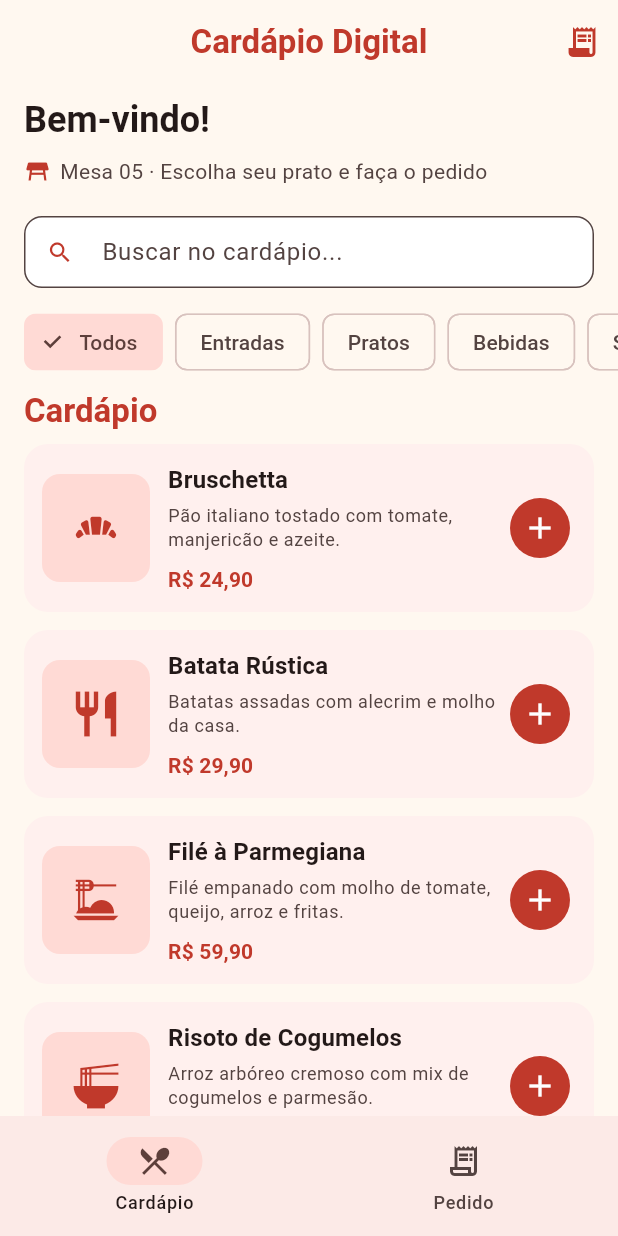
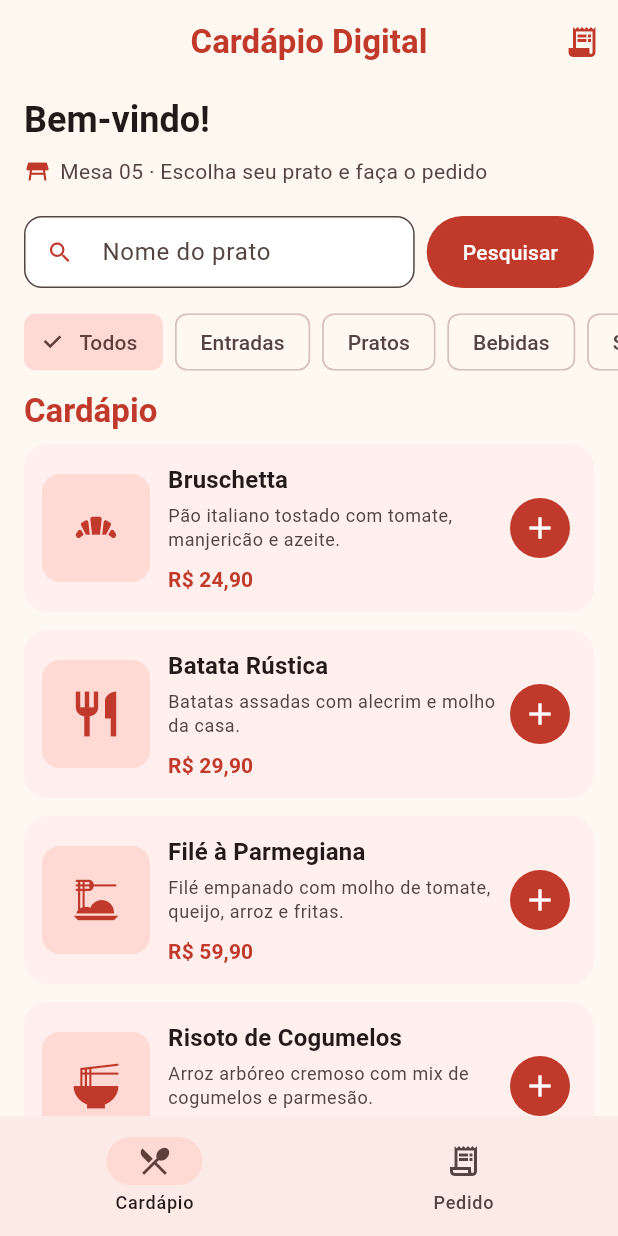
Before and after one commit to GuiMarobo/flutter-restaurant, a Flutter app: the screen it shows after launch, on a phone screen of 412 x 824 dp. Run offline on Flutter 3.47's test engine with Material 3 defaults, Android fonts, the phone set to English and light mode, and no system bars.

Commit message:
Segunda Parte - Pesquisa por nome

```diff
--- a/lib/pages/home_page.dart
+++ b/lib/pages/home_page.dart
@@ -2,6 +2,7 @@ import 'package:flutter/material.dart';
 
 import '../data/menu_data.dart';
 import '../models/menu_item.dart';
+import '../utils/search_query.dart';
 import '../widgets/menu_item_card.dart';
 import 'item_detail_page.dart';
 import 'order_page.dart';
@@ -15,13 +16,51 @@ class HomePage extends StatefulWidget {
 }
 
 class _HomePageState extends State<HomePage> {
-  String _selectedCategory = categories.first; // categoria selecionada nos chips
+  String _selectedCategory =
+      categories.first; // categoria selecionada nos chips
   final List<MenuItem> _order = []; // itens adicionados ao pedido
 
-  // Filtra os itens do cardápio pela categoria escolhida
-  List<MenuItem> get _filteredItems => _selectedCategory == 'Todos'
-      ? menuItems
-      : menuItems.where((i) => i.category == _selectedCategory).toList();
+  final _formKey = GlobalKey<FormState>();
+  final _searchController = TextEditingController();
+  String? _searchTerm; // termo válido da última pesquisa (null = sem pesquisa)
+  // Só começa a validar enquanto digita depois da primeira tentativa
+  AutovalidateMode _autovalidateMode = AutovalidateMode.disabled;
+
+  // Filtra os itens do cardápio pela categoria escolhida e pelo nome pesquisado
+  List<MenuItem> get _filteredItems => menuItems
+      .where(
+        (i) => _selectedCategory == 'Todos' || i.category == _selectedCategory,
+      )
+      .where((i) => _searchTerm == null || matchesQuery(i.name, _searchTerm!))
+      .toList();
+
+  @override
+  void dispose() {
+    _searchController.dispose();
+    super.dispose();
+  }
+
+  void _search() {
+    // Consulta inválida: mostra o erro no campo e não pesquisa
+    if (!_formKey.currentState!.validate()) {
+      setState(() => _autovalidateMode = AutovalidateMode.onUserInteraction);
+      return;
+    }
+    final term = normalizeQuery(_searchController.text);
+    setState(() {
+      _searchTerm = term;
+      _searchController.text = term; // mostra o termo já sem espaços extras
+    });
+    FocusScope.of(context).unfocus();
+  }
+
+  void _clearSearch() {
+    _searchController.clear();
+    setState(() {
+      _searchTerm = null;
+      _autovalidateMode = AutovalidateMode.disabled;
+    });
+  }
 
   double get _orderTotal => _order.fold(0, (sum, i) => sum + i.price);
 
@@ -62,7 +101,8 @@ class _HomePageState extends State<HomePage> {
         ],
       ),
       body: Column(
-        crossAxisAlignment: CrossAxisAlignment.start, // alinha os filhos à esquerda
+        crossAxisAlignment:
+            CrossAxisAlignment.start, // alinha os filhos à esquerda
         children: [
           // Cabeçalho: boas-vindas, mesa e campo de busca
           Padding(
@@ -73,38 +113,104 @@ class _HomePageState extends State<HomePage> {
               children: [
                 Text(
                   'Bem-vindo!',
-                  style: textTheme.headlineSmall
-                      ?.copyWith(fontWeight: FontWeight.bold),
+                  style: textTheme.headlineSmall?.copyWith(
+                    fontWeight: FontWeight.bold,
+                  ),
                 ),
                 Row(
                   spacing: 6,
                   children: [
-                    Icon(Icons.table_restaurant,
-                        size: 18, color: colors.primary),
+                    Icon(
+                      Icons.table_restaurant,
+                      size: 18,
+                      color: colors.primary,
+                    ),
                     Text(
                       'Mesa 05 · Escolha seu prato e faça o pedido',
-                      style: textTheme.bodyMedium
-                          ?.copyWith(color: colors.onSurfaceVariant),
+                      style: textTheme.bodyMedium?.copyWith(
+                        color: colors.onSurfaceVariant,
+                      ),
                     ),
                   ],
                 ),
                 const SizedBox(height: 4),
-                TextField(
+                // Form agrupa o campo para validar antes de pesquisar
+                Form(
+                  key: _formKey,
+                  autovalidateMode: _autovalidateMode,
+                  child: Row(
+                    spacing: 8,
+                    crossAxisAlignment: CrossAxisAlignment.start,
+                    children: [
+                      Expanded(
+                        child: TextFormField(
+                          key: const Key('searchField'),
+                          controller: _searchController,
+                          textInputAction: TextInputAction.search,
+                          onFieldSubmitted: (_) =>
+                              _search(), // Enter também pesquisa
+                          validator: validateQuery,
                           decoration: InputDecoration(
-                    hintText: 'Buscar no cardápio...', // placeholder
-                    prefixIcon: Icon(Icons.search, color: colors.primary),
+                            labelText: 'Nome do prato', // rótulo do campo
+                            hintText: 'Ex.: Risoto', // placeholder
+                            prefixIcon: Icon(
+                              Icons.search,
+                              color: colors.primary,
+                            ),
                             filled: true,
                             fillColor: Colors.white,
                             isDense: true,
+                            errorMaxLines: 4,
                             border: const OutlineInputBorder(
-                      borderRadius: BorderRadius.all(Radius.circular(12)),
+                              borderRadius: BorderRadius.all(
+                                Radius.circular(12),
+                              ),
                             ),
                             // borda quando o campo está selecionado
                             focusedBorder: OutlineInputBorder(
-                      borderRadius: const BorderRadius.all(Radius.circular(12)),
-                      borderSide: BorderSide(color: colors.primary, width: 2),
+                              borderRadius: const BorderRadius.all(
+                                Radius.circular(12),
+                              ),
+                              borderSide: BorderSide(
+                                color: colors.primary,
+                                width: 2,
                               ),
                             ),
+                          ),
+                        ),
+                      ),
+                      // Ação explícita de pesquisa
+                      SizedBox(
+                        height: 48,
+                        child: FilledButton(
+                          onPressed: _search,
+                          child: const Text('Pesquisar'),
+                        ),
+                      ),
+                    ],
+                  ),
+                ),
+                // Feedback da pesquisa: mostra o termo recebido
+                if (_searchTerm != null)
+                  Row(
+                    children: [
+                      Expanded(
+                        child: Text(
+                          'Resultados para "$_searchTerm": '
+                          '${_filteredItems.length} '
+                          '${_filteredItems.length == 1 ? 'prato' : 'pratos'}',
+                          key: const Key('searchFeedback'),
+                          style: textTheme.bodyMedium?.copyWith(
+                            fontWeight: FontWeight.w600,
+                          ),
+                        ),
+                      ),
+                      TextButton.icon(
+                        onPressed: _clearSearch,
+                        icon: const Icon(Icons.close, size: 18),
+                        label: const Text('Limpar'),
+                      ),
+                    ],
                   ),
               ],
             ),
@@ -141,7 +247,19 @@ class _HomePageState extends State<HomePage> {
           ),
           // Expanded ocupa todo o espaço restante com a lista de pratos
           Expanded(
-            child: ListView.builder(
+            child: _filteredItems.isEmpty
+                ? Padding(
+                    padding: const EdgeInsets.all(24),
+                    child: Text(
+                      'Nenhum prato encontrado. Confira o nome digitado, '
+                      'troque a categoria ou pesquise outro prato.',
+                      textAlign: TextAlign.center,
+                      style: textTheme.bodyLarge?.copyWith(
+                        color: colors.onSurfaceVariant,
+                      ),
+                    ),
+                  )
+                : ListView.builder(
                     padding: const EdgeInsets.symmetric(horizontal: 16),
                     itemCount: _filteredItems.length,
                     itemBuilder: (context, index) {
@@ -198,16 +316,15 @@ class _HomePageState extends State<HomePage> {
 
   // Abre a tela de detalhes; se o usuário tocar em "Adicionar", entra no pedido
   Future<void> _openDetail(MenuItem item) async {
-    final added = await Navigator.of(context).push<bool>(
-      MaterialPageRoute(builder: (_) => ItemDetailPage(item: item)),
-    );
+    final added = await Navigator.of(
+      context,
+    ).push<bool>(MaterialPageRoute(builder: (_) => ItemDetailPage(item: item)));
     if (added == true) _addToOrder(item);
   }
 
   Future<void> _openOrder() async {
-    await Navigator.of(context).push(
-      MaterialPageRoute(builder: (_) => OrderPage(items: _order)),
-    );
+    await Navigator.of(context)
+        .push(MaterialPageRoute(builder: (_) => OrderPage(items: _order)));
     setState(() {}); // atualiza o contador ao voltar do pedido
   }
 }
--- a/lib/pages/item_detail_page.dart
+++ b/lib/pages/item_detail_page.dart
@@ -28,7 +28,9 @@ class ItemDetailPage extends StatelessWidget {
           const SizedBox(height: 20),
           Text(
             item.name,
-            style: textTheme.headlineSmall?.copyWith(fontWeight: FontWeight.bold),
+            style: textTheme.headlineSmall?.copyWith(
+              fontWeight: FontWeight.bold,
+            ),
           ),
           const SizedBox(height: 8),
           Text(
--- /dev/null
+++ b/lib/utils/search_query.dart
@@ -0,0 +1,29 @@
+// Regras da pesquisa pelo nome do prato.
+
+const searchErrorMessage =
+    'Digite o nome de um prato (ex.: Pudim). '
+    'O campo não pode ficar vazio nem só com espaços.';
+
+// Tira os espaços do começo e do fim e junta espaços repetidos no meio.
+// Ex.: "  filé   à  parmegiana " -> "filé à parmegiana"
+String normalizeQuery(String text) =>
+    text.trim().replaceAll(RegExp(r'\s+'), ' ');
+
+// Retorna a mensagem de erro, ou null se a consulta for válida.
+String? validateQuery(String? text) =>
+    normalizeQuery(text ?? '').isEmpty ? searchErrorMessage : null;
+
+// Compara sem diferenciar maiúsculas/minúsculas nem acentos.
+bool matchesQuery(String name, String query) =>
+    _simplify(name).contains(_simplify(query));
+
+String _simplify(String text) {
+  const withAccents = 'áàâãäéèêëíìîïóòôõöúùûüç';
+  const withoutAccents = 'aaaaaeeeeiiiiooooouuuuc';
+  final buffer = StringBuffer();
+  for (final char in text.toLowerCase().split('')) {
+    final index = withAccents.indexOf(char);
+    buffer.write(index == -1 ? char : withoutAccents[index]);
+  }
+  return buffer.toString();
+}
```
Also changed, not shown: lib/pages/order_page.dart (+8 -4 lines), lib/widgets/menu_item_card.dart (+6 -4 lines), 2 other files. Lines whose indentation alone changed are shown as unchanged.
